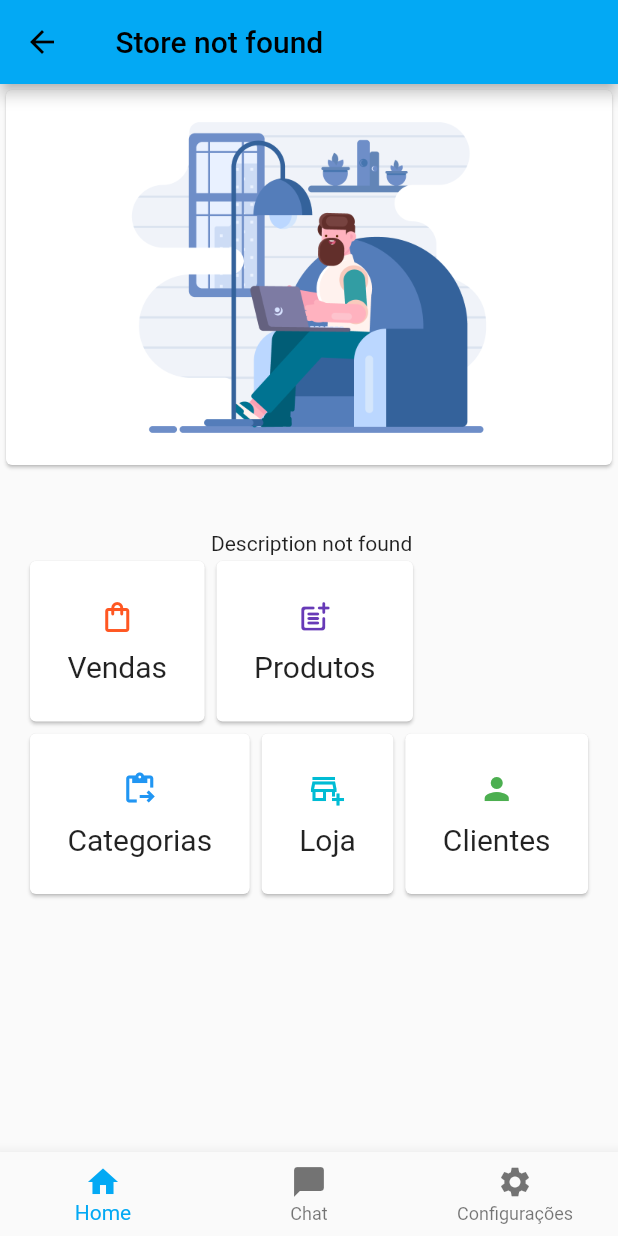
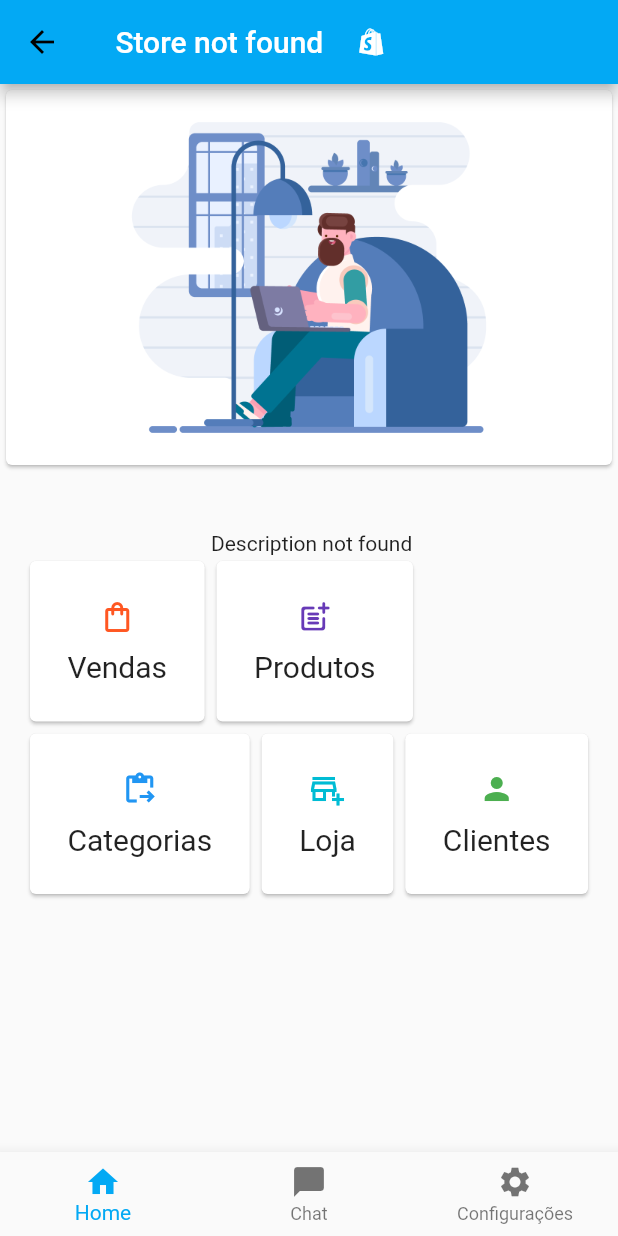
Before and after one commit to mechztcc/flutter-food-owner, a Flutter app: the HomePage screen opened by its route, on a phone screen of 412 x 824 dp. Run offline on Flutter 3.47's test engine with Material 2 defaults, Android fonts, the phone set to English and light mode, and no system bars; our stand-ins replace dio, flutter_mobx, flutter_modular, hive, loading_animation_widget, logger and 1 more; missing offline and left inert: validatorless; accounts and stored records are empty; generated files the repository leaves out were written again.

Commit message:
feat: add appbar on home page

```diff
--- a/lib/app/modules/home/pages/home_page.dart
+++ b/lib/app/modules/home/pages/home_page.dart
@@ -41,7 +41,24 @@ class _HomePageState extends State<HomePage> {
       appBar: AppBar(
         title: Observer(
           builder: (_) {
-            return Text(controller.name);
+            return Row(
+              mainAxisAlignment: MainAxisAlignment.start,
+              children: [
+                Text(
+                  controller.name,
+                  style: const TextStyle(
+                    color: Colors.white,
+                  ),
+                ),
+                const SizedBox(
+                  width: 20,
+                ),
+                const Icon(
+                  Icons.shopify_rounded,
+                  color: Colors.white,
+                )
+              ],
+            );
           },
         ),
       ),
```
